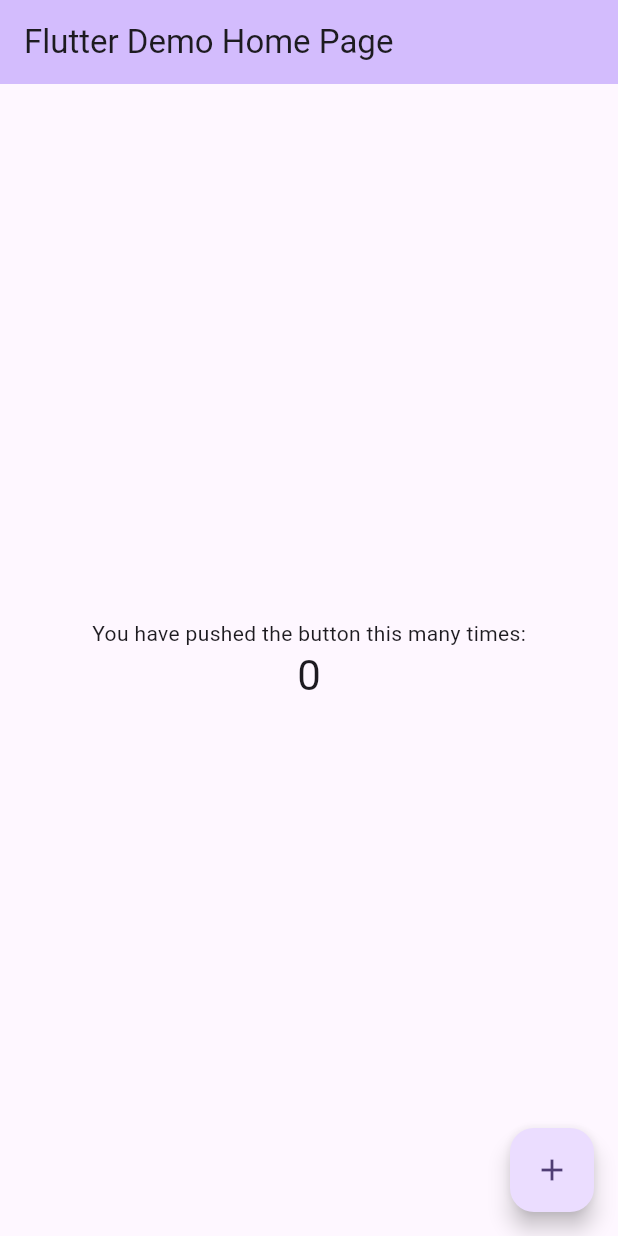
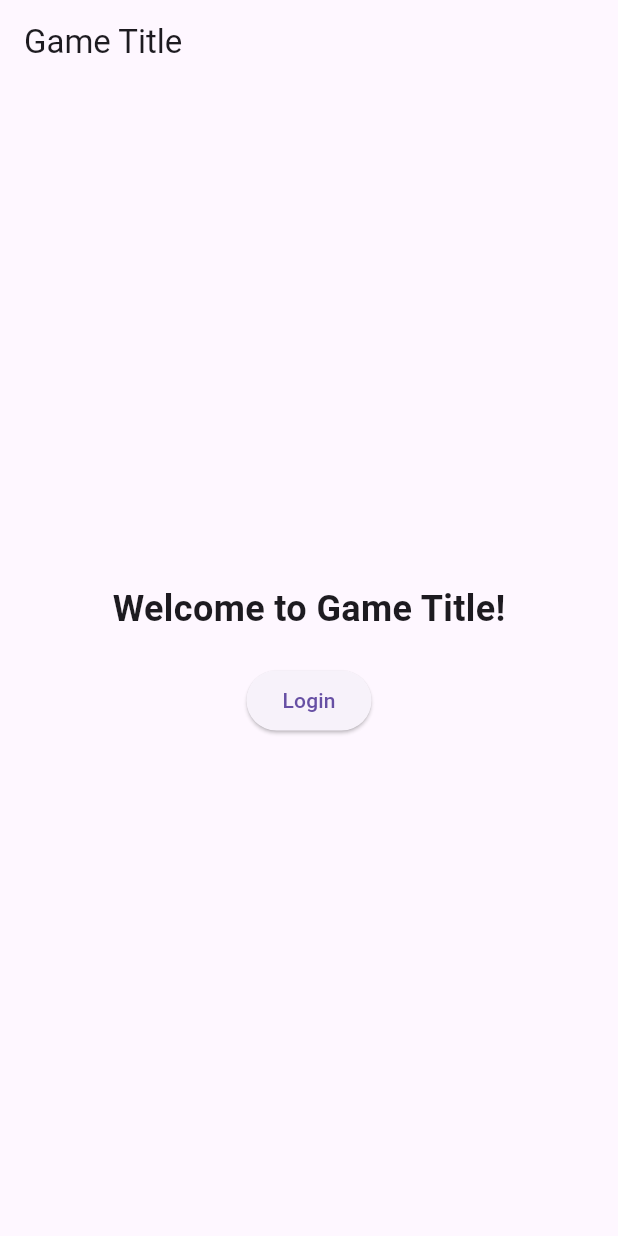
Before and after one commit to HS-KunioOkita/hs-watermelon-parody-game, a Flutter app: the screen it shows after launch, on a phone screen of 412 x 824 dp. Run offline on Flutter 3.47's test engine with Material 3 defaults, Android fonts, the phone set to English and light mode, and no system bars.

Commit message:
トップページとログインページのスケルトンを作成

```diff
--- /dev/null
+++ b/lib/component/login_button.dart
@@ -0,0 +1,15 @@
+import 'package:flutter/material.dart';
+
+class LoginButton extends StatelessWidget {
+  final VoidCallback onPressed;
+
+  const LoginButton({required this.onPressed});
+
+  @override
+  Widget build(BuildContext context) {
+    return ElevatedButton(
+      onPressed: onPressed,
+      child: Text('Login'),
+    );
+  }
+}
--- a/lib/main.dart
+++ b/lib/main.dart
@@ -1,125 +1,19 @@
 import 'package:flutter/material.dart';
+import 'view/top_page.dart';
 
 void main() {
-  runApp(const MyApp());
+  runApp(MyApp());
 }
 
 class MyApp extends StatelessWidget {
-  const MyApp({super.key});
-
-  // This widget is the root of your application.
   @override
   Widget build(BuildContext context) {
     return MaterialApp(
-      title: 'Flutter Demo',
+      title: 'Game Top Page',
       theme: ThemeData(
-        // This is the theme of your application.
-        //
-        // TRY THIS: Try running your application with "flutter run". You'll see
-        // the application has a purple toolbar. Then, without quitting the app,
-        // try changing the seedColor in the colorScheme below to Colors.green
-        // and then invoke "hot reload" (save your changes or press the "hot
-        // reload" button in a Flutter-supported IDE, or press "r" if you used
-        // the command line to start the app).
-        //
-        // Notice that the counter didn't reset back to zero; the application
-        // state is not lost during the reload. To reset the state, use hot
-        // restart instead.
-        //
-        // This works for code too, not just values: Most code changes can be
-        // tested with just a hot reload.
-        colorScheme: ColorScheme.fromSeed(seedColor: Colors.deepPurple),
-        useMaterial3: true,
+        primarySwatch: Colors.blue,
       ),
-      home: const MyHomePage(title: 'Flutter Demo Home Page'),
+      home: TopPage(),
     );
   }
 }
-
-class MyHomePage extends StatefulWidget {
-  const MyHomePage({super.key, required this.title});
-
-  // This widget is the home page of your application. It is stateful, meaning
-  // that it has a State object (defined below) that contains fields that affect
-  // how it looks.
-
-  // This class is the configuration for the state. It holds the values (in this
-  // case the title) provided by the parent (in this case the App widget) and
-  // used by the build method of the State. Fields in a Widget subclass are
-  // always marked "final".
-
-  final String title;
-
-  @override
-  State<MyHomePage> createState() => _MyHomePageState();
-}
-
-class _MyHomePageState extends State<MyHomePage> {
-  int _counter = 0;
-
-  void _incrementCounter() {
-    setState(() {
-      // This call to setState tells the Flutter framework that something has
-      // changed in this State, which causes it to rerun the build method below
-      // so that the display can reflect the updated values. If we changed
-      // _counter without calling setState(), then the build method would not be
-      // called again, and so nothing would appear to happen.
-      _counter++;
-    });
-  }
-
-  @override
-  Widget build(BuildContext context) {
-    // This method is rerun every time setState is called, for instance as done
-    // by the _incrementCounter method above.
-    //
-    // The Flutter framework has been optimized to make rerunning build methods
-    // fast, so that you can just rebuild anything that needs updating rather
-    // than having to individually change instances of widgets.
-    return Scaffold(
-      appBar: AppBar(
-        // TRY THIS: Try changing the color here to a specific color (to
-        // Colors.amber, perhaps?) and trigger a hot reload to see the AppBar
-        // change color while the other colors stay the same.
-        backgroundColor: Theme.of(context).colorScheme.inversePrimary,
-        // Here we take the value from the MyHomePage object that was created by
-        // the App.build method, and use it to set our appbar title.
-        title: Text(widget.title),
-      ),
-      body: Center(
-        // Center is a layout widget. It takes a single child and positions it
-        // in the middle of the parent.
-        child: Column(
-          // Column is also a layout widget. It takes a list of children and
-          // arranges them vertically. By default, it sizes itself to fit its
-          // children horizontally, and tries to be as tall as its parent.
-          //
-          // Column has various properties to control how it sizes itself and
-          // how it positions its children. Here we use mainAxisAlignment to
-          // center the children vertically; the main axis here is the vertical
-          // axis because Columns are vertical (the cross axis would be
-          // horizontal).
-          //
-          // TRY THIS: Invoke "debug painting" (choose the "Toggle Debug Paint"
-          // action in the IDE, or press "p" in the console), to see the
-          // wireframe for each widget.
-          mainAxisAlignment: MainAxisAlignment.center,
-          children: <Widget>[
-            const Text(
-              'You have pushed the button this many times:',
-            ),
-            Text(
-              '$_counter',
-              style: Theme.of(context).textTheme.headlineMedium,
-            ),
-          ],
-        ),
-      ),
-      floatingActionButton: FloatingActionButton(
-        onPressed: _incrementCounter,
-        tooltip: 'Increment',
-        child: const Icon(Icons.add),
-      ), // This trailing comma makes auto-formatting nicer for build methods.
-    );
-  }
-}
--- /dev/null
+++ b/lib/router/app_router.dart
@@ -0,0 +1,8 @@
+import 'package:flutter/material.dart';
+import '../view/login_page.dart';
+
+class AppRouter {
+  static Route loginPageRoute() {
+    return MaterialPageRoute(builder: (context) => LoginPage());
+  }
+}
--- /dev/null
+++ b/lib/view/top_page.dart
@@ -0,0 +1,34 @@
+import 'package:flutter/material.dart';
+import '../component/login_button.dart';
+import '../router/app_router.dart';
+
+class TopPage extends StatelessWidget {
+  @override
+  Widget build(BuildContext context) {
+    return Scaffold(
+      appBar: AppBar(
+        title: Text('Game Title'),
+      ),
+      body: Center(
+        child: Column(
+          mainAxisAlignment: MainAxisAlignment.center,
+          children: <Widget>[
+            Text(
+              'Welcome to Game Title!',
+              style: TextStyle(fontSize: 24, fontWeight: FontWeight.bold),
+            ),
+            SizedBox(height: 20),
+            LoginButton(
+              onPressed: () {
+                Navigator.push(
+                  context,
+                  AppRouter.loginPageRoute(),
+                );
+              },
+            ),
+          ],
+        ),
+      ),
+    );
+  }
+}
```
Also changed, not shown: lib/view/login_page.dart (added, +41 -0 lines), 1 other file.
